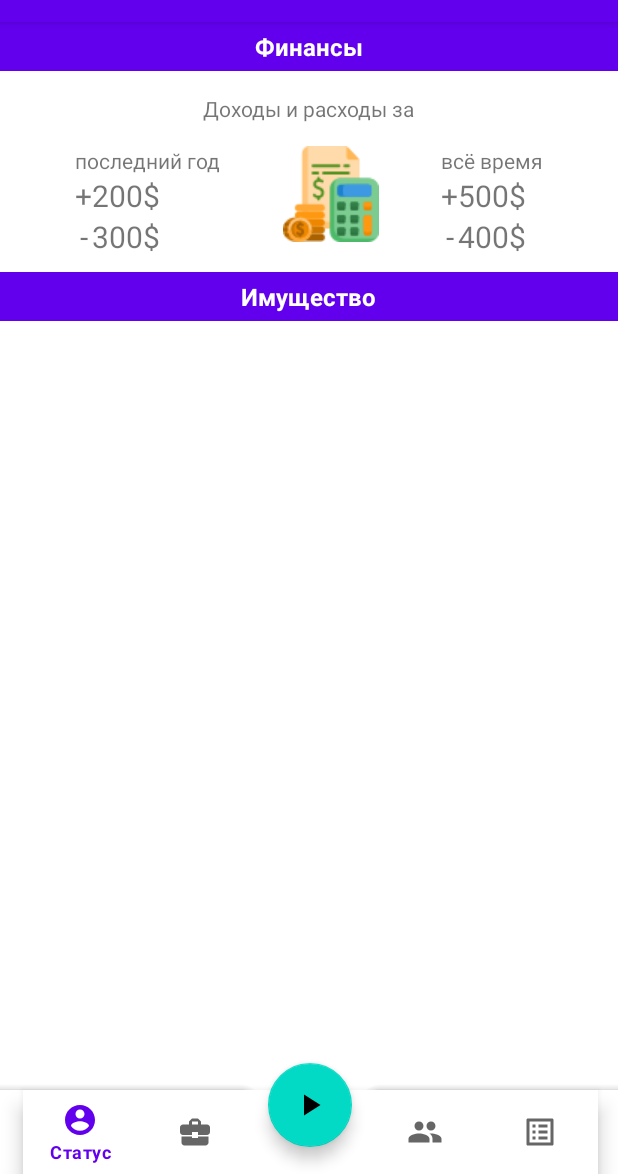
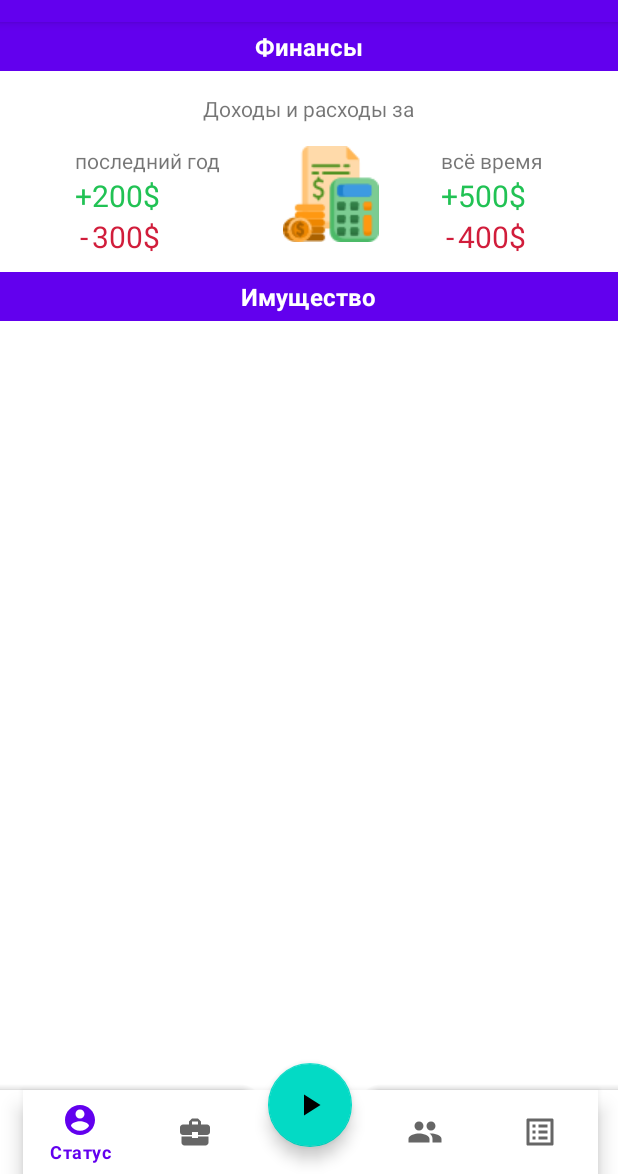
Before and after one commit to etogus/LifeSim, an Android app: the fragment AssetsFragment placed in its activity, on a phone screen of 412 x 824 dp, the part 62-1236 px from its top. Run offline under Robolectric (Android 15) with nearby library versions, the phone set to English and light mode, and no system bars; 5 statements that could not run were skipped.

Commit message:
Added color to Assets screen

```diff
--- a/app/src/main/res/layout/fragment_assets.xml
+++ b/app/src/main/res/layout/fragment_assets.xml
@@ -89,6 +89,7 @@
                         android:layout_gravity="center"
                         android:text="+"
                         android:textSize="20sp"
+                        android:textColor="#21C254"
                         app:layout_constraintStart_toStartOf="parent"
                         app:layout_constraintTop_toBottomOf="@+id/incomeAndOutcomeYearHeader" />
 
@@ -98,6 +99,7 @@
                         android:layout_height="wrap_content"
                         android:text="200"
                         android:textSize="20sp"
+                        android:textColor="#21C254"
                         app:layout_constraintStart_toEndOf="@+id/plusYearIncome"
                         app:layout_constraintTop_toBottomOf="@+id/incomeAndOutcomeYearHeader" />
 
@@ -107,6 +109,7 @@
                         android:layout_height="wrap_content"
                         android:text="$"
                         android:textSize="20sp"
+                        android:textColor="#21C254"
                         app:layout_constraintStart_toEndOf="@+id/YearIncome"
                         app:layout_constraintTop_toBottomOf="@+id/incomeAndOutcomeYearHeader" />
 
@@ -117,6 +120,7 @@
                         android:layout_gravity="center"
                         android:text="-"
                         android:textSize="20sp"
+                        android:textColor="#D11D3B"
                         app:layout_constraintEnd_toEndOf="@+id/plusYearIncome"
                         app:layout_constraintStart_toStartOf="parent"
                         app:layout_constraintTop_toBottomOf="@+id/plusYearIncome" />
@@ -127,6 +131,7 @@
                         android:layout_height="wrap_content"
                         android:text="300"
                         android:textSize="20sp"
+                        android:textColor="#D11D3B"
                         app:layout_constraintStart_toEndOf="@+id/plusYearIncome"
                         app:layout_constraintTop_toBottomOf="@+id/YearIncome" />
 
@@ -136,6 +141,7 @@
                         android:layout_height="wrap_content"
                         android:text="$"
                         android:textSize="20sp"
+                        android:textColor="#D11D3B"
                         app:layout_constraintStart_toEndOf="@+id/yearOutcome"
                         app:layout_constraintTop_toBottomOf="@+id/yearIncomeDollar" />
 
@@ -187,6 +193,7 @@
                         android:layout_height="wrap_content"
                         android:text="+"
                         android:textSize="20sp"
+                        android:textColor="#21C254"
                         app:layout_constraintStart_toStartOf="parent"
                         app:layout_constraintTop_toBottomOf="@+id/incomeAndOutcomeLifetimeHeader" />
 
@@ -196,6 +203,7 @@
                         android:layout_height="wrap_content"
                         android:text="500"
                         android:textSize="20sp"
+                        android:textColor="#21C254"
                         app:layout_constraintStart_toEndOf="@+id/plusLifetimeIncome"
                         app:layout_constraintTop_toBottomOf="@+id/incomeAndOutcomeLifetimeHeader" />
 
@@ -205,6 +213,7 @@
                         android:layout_height="wrap_content"
                         android:text="$"
                         android:textSize="20sp"
+                        android:textColor="#21C254"
                         app:layout_constraintStart_toEndOf="@+id/LifetimeIncome"
                         app:layout_constraintTop_toBottomOf="@+id/incomeAndOutcomeLifetimeHeader" />
 
@@ -214,6 +223,7 @@
                         android:layout_height="wrap_content"
                         android:text="-"
                         android:textSize="20sp"
+                        android:textColor="#D11D3B"
                         app:layout_constraintEnd_toEndOf="@+id/plusLifetimeIncome"
                         app:layout_constraintStart_toStartOf="parent"
                         app:layout_constraintTop_toBottomOf="@+id/plusLifetimeIncome" />
@@ -224,6 +234,7 @@
                         android:layout_height="wrap_content"
                         android:text="400"
                         android:textSize="20sp"
+                        android:textColor="#D11D3B"
                         app:layout_constraintStart_toEndOf="@+id/plusLifetimeIncome"
                         app:layout_constraintTop_toBottomOf="@+id/LifetimeIncome" />
 
@@ -233,6 +244,7 @@
                         android:layout_height="wrap_content"
                         android:text="$"
                         android:textSize="20sp"
+                        android:textColor="#D11D3B"
                         app:layout_constraintStart_toEndOf="@+id/lifetimeOutcome"
                         app:layout_constraintTop_toBottomOf="@+id/lifetimeIncomeDollar" />
 
```
